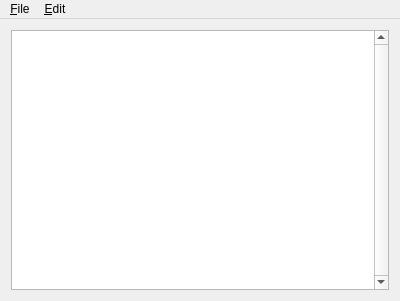
Qt form notepad.ui (AlxndrVI/notepad) before a commit.
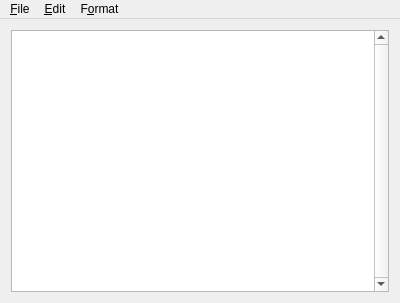
The same form after that commit.

Commit message: +word wrap

```diff
--- a/notepad.ui
+++ b/notepad.ui
@@ -7,7 +7,7 @@
     <x>0</x>
     <y>0</y>
     <width>400</width>
-    <height>300</height>
+    <height>303</height>
    </rect>
   </property>
   <property name="windowTitle">
@@ -80,8 +80,16 @@
     <addaction name="actionSelect_All"/>
     <addaction name="actionAdd_Time_Date"/>
    </widget>
+   <widget class="QMenu" name="menuF_ormat">
+    <property name="title">
+     <string>F&amp;ormat</string>
+    </property>
+    <addaction name="actionWord_Wrap"/>
+    <addaction name="actionFont"/>
+   </widget>
    <addaction name="menuFile"/>
    <addaction name="menuEdit"/>
+   <addaction name="menuF_ormat"/>
   </widget>
   <action name="actionNew">
    <property name="text">
```
Left out of the diff: 16 changed lines with no effect on the pictures. The commit also changes 2 other files.
